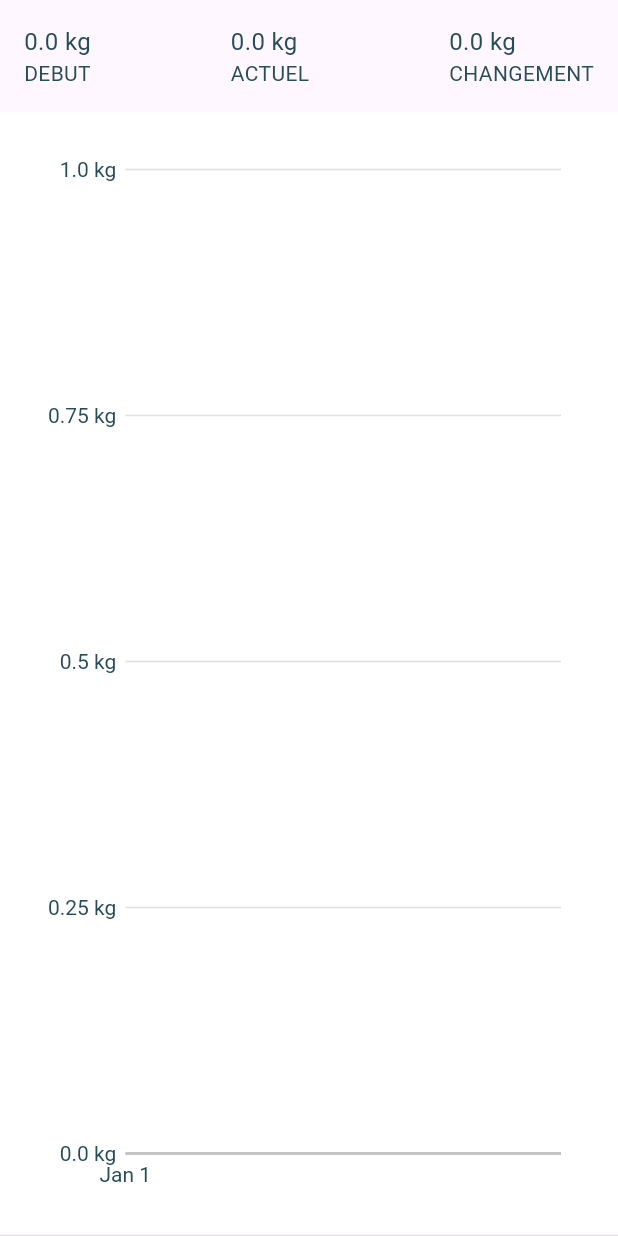
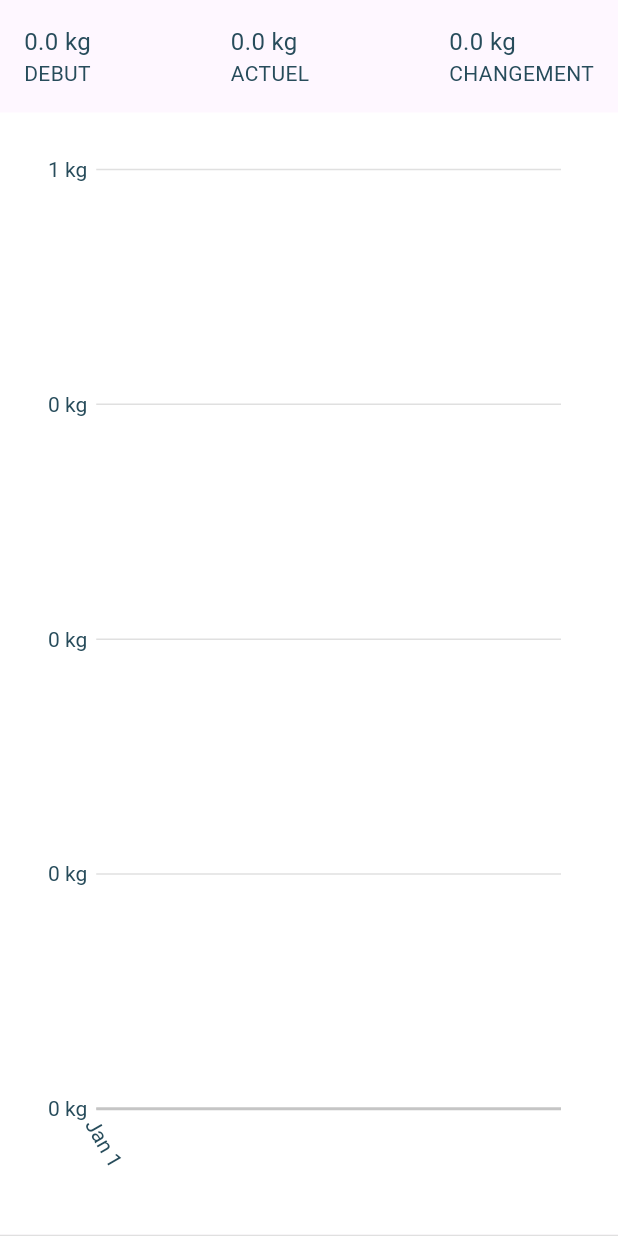
Before and after one commit to uni-do-to/nifty_mobile, a Flutter app: the SummaryView widget shown alone on an empty page, opened directly with empty values, on a phone screen of 412 x 824 dp. Run offline on Flutter 3.47's test engine with Material 3 defaults, Android fonts, the phone set to English and light mode, and no system bars; drawn by our look-alikes of flutter_neumorphic; our stand-ins replace another_xlider, cached_network_image, carousel_slider, community_charts_flutter, date_format, diacritic and 9 more; missing offline and left inert: country_flags, dart:html, stripe_checkout; accounts and stored records are empty; network calls fail.

Commit message:
apply julia comments

```diff
--- a/lib/app/modules/history/views/history_view.dart
+++ b/lib/app/modules/history/views/history_view.dart
@@ -32,7 +32,7 @@ class HistoryView extends GetView<HistoryController> {
           ),
         ),
         title: Container(
-          child: Text(LocaleKeys.add_to_meal_button_label.tr.toUpperCase()),
+          child: Text(LocaleKeys.history.tr.toUpperCase()),
         ),
         centerTitle: false,
         backgroundColor: Colors.white,
--- a/lib/app/modules/history/views/summery_view.dart
+++ b/lib/app/modules/history/views/summery_view.dart
@@ -7,7 +7,7 @@ import 'package:nifty_mobile/app/data/auth_provider.dart';
 import 'package:nifty_mobile/app/services/auth_service.dart';
 import 'package:nifty_mobile/app/utils/chart_utils.dart';
 import 'package:nifty_mobile/generated/locales.g.dart';
-
+import 'dart:math';
 import '../../../data/models/history_response_model.dart';
 
 class SummaryView extends StatelessWidget {
@@ -29,7 +29,7 @@ class SummaryView extends StatelessWidget {
     var theme = NeumorphicTheme.of(context)?.current;
 
     final simpleCurrencyFormatter = charts.BasicNumericTickFormatterSpec(
-      (measure) => "$measure ${LocaleKeys.weight_measurement.tr}",
+      (measure) => "${measure?.toInt()} ${LocaleKeys.weight_measurement.tr}",
     );
 
     var series = [
@@ -42,13 +42,13 @@ class SummaryView extends StatelessWidget {
         domainFormatterFn: (History history, _) =>
             (datum) => DateFormat('EEE').format(history.attributes!.dateTime),
       ),
-      charts.Series<History, DateTime>(
-        id: 'weightPoints',
-        colorFn: (_, __) => charts.Color.fromHex(code: "#274c5b"),
-        domainFn: (History history, _) => history.attributes!.dateTime,
-        measureFn: (History history, _) => history.attributes!.weight,
-        data: historyList,
-      )..setAttribute(charts.rendererIdKey, 'customPoint'),
+      // charts.Series<History, DateTime>(
+      //   id: 'weightPoints',
+      //   colorFn: (_, __) => charts.Color.fromHex(code: "#274c5b"),
+      //   domainFn: (History history, _) => history.attributes!.dateTime,
+      //   measureFn: (History history, _) => history.attributes!.weight,
+      //   data: historyList,
+      // )..setAttribute(charts.rendererIdKey, 'customPoint'),
     ];
 
     var targetWeight = Get.find<AuthService>()
@@ -74,18 +74,18 @@ class SummaryView extends StatelessWidget {
                   animate: true,
                   defaultRenderer: new charts.LineRendererConfig(),
                   // Custom renderer configuration for the point series.
-                  customSeriesRenderers: [
-                    charts.PointRendererConfig(
-                        symbolRenderer: charts.RectSymbolRenderer(),
-                        // ID used to link series to this renderer.
-                        customRendererId: 'customPoint')
-                  ],
+                  // customSeriesRenderers: [
+                  //   charts.PointRendererConfig(
+                  //       symbolRenderer: charts.RectSymbolRenderer(),
+                  //       // ID used to link series to this renderer.
+                  //       customRendererId: 'customPoint')
+                  // ],
                   behaviors: [
                     charts.RangeAnnotation([
                       charts.LineAnnotationSegment(
                           targetWeight,
                           charts.RangeAnnotationAxisType.measure,
-                          startLabel: "${LocaleKeys.target_bmi_label.tr} $targetWeight ${LocaleKeys.weight_measurement.tr}",
+                          startLabel: "${targetWeight.round()} ${LocaleKeys.weight_measurement.tr}",
                           labelAnchor: charts.AnnotationLabelAnchor.start,
                           labelStyleSpec: charts.TextStyleSpec(color: charts.Color.fromHex(code: "#80D3CC")),
                           color: charts.Color.fromHex(code: "#80D3CC")),
@@ -111,6 +111,14 @@ class SummaryView extends StatelessWidget {
                         labelStyle: charts.TextStyleSpec(
                             fontSize: 14, // size in Pts.
                             color: charts.Color.fromHex(code: "#274c5b")),
+                         labelRotation: 60,
+                        labelCollisionOffsetFromTickPx: 0,
+                        labelCollisionOffsetFromAxisPx: 0,
+                        labelCollisionRotation: 60,
+                        labelOffsetFromTickPx: 0,
+                        minimumPaddingBetweenLabelsPx: 0,
+                        labelOffsetFromAxisPx: 10,
+                        tickLengthPx: 5,
                         lineStyle: charts.LineStyleSpec(
                             thickness: 2,
                             color: charts.MaterialPalette.gray.shade300)
@@ -121,6 +129,9 @@ class SummaryView extends StatelessWidget {
                       ),
                         // day: charts.TimeFormatterSpec(
                         //     format: 'EEE', transitionFormat: 'EEE dd/MM')
+                    ),
+                    tickProviderSpec: charts.DayTickProviderSpec(
+                      increments: [1 , 7 , 31]
                     )
                   )),
             ),
```
